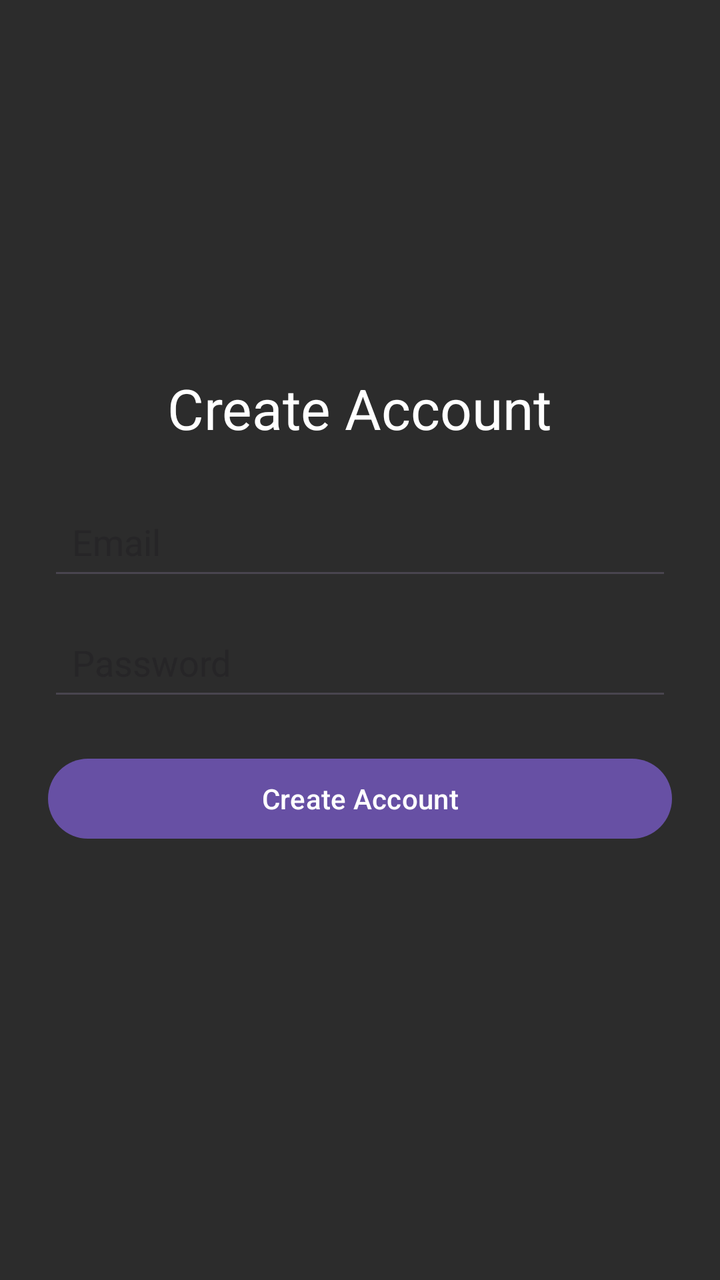
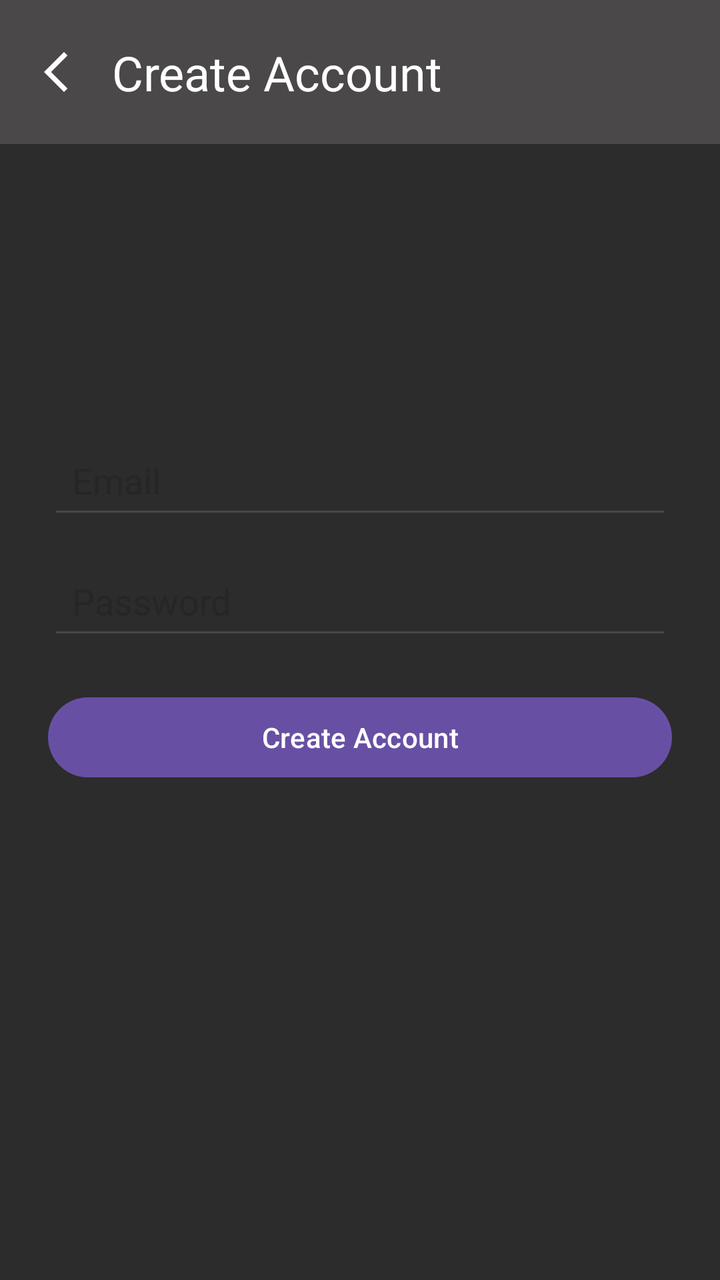

Two renders of the same Android screen: before a commit and after it. Below are the layout's source before the change and the commit's diff.
<!-- AndroidManifest.xml: application theme Theme.StudentFinanceTrackerWk4 -->
<!-- res/layout/activity_create_user.xml -->
<?xml version="1.0" encoding="utf-8"?>
<androidx.constraintlayout.widget.ConstraintLayout xmlns:android="http://schemas.android.com/apk/res/android"
    android:layout_width="match_parent"
    android:layout_height="match_parent">

    <LinearLayout xmlns:android="http://schemas.android.com/apk/res/android"
        android:layout_width="match_parent"
        android:layout_height="match_parent"
        android:orientation="vertical"
        android:padding="24dp"
        android:gravity="center">

        <TextView
            android:layout_width="wrap_content"
            android:layout_height="wrap_content"
            android:text="Create Account"
            android:textSize="28sp"
            android:layout_marginBottom="24dp" />

        <EditText
            android:id="@+id/emailInput"
            android:layout_width="match_parent"
            android:layout_height="wrap_content"
            android:hint="Email"
            android:inputType="textEmailAddress"
            android:padding="12dp"/>

        <EditText
            android:id="@+id/passwordInput"
            android:layout_width="match_parent"
            android:layout_height="wrap_content"
            android:hint="Password"
            android:inputType="textPassword"
            android:padding="12dp"
            android:layout_marginTop="12dp"/>

        <Button
            android:id="@+id/createButton"
            android:layout_width="match_parent"
            android:layout_height="wrap_content"
            android:text="Create Account"
            android:layout_marginTop="20dp"/>

        <TextView
            android:id="@+id/errorText"
            android:layout_width="wrap_content"
            android:layout_height="wrap_content"
            android:textColor="#FF0000"
            android:layout_marginTop="12dp"/>


    </LinearLayout>

</androidx.constraintlayout.widget.ConstraintLayout>
<!-- resources referenced by this layout -->
<resources>
  <style name="Theme.StudentFinanceTrackerWk4" parent="Base.Theme.StudentFinanceTrackerWk4" />
  <style name="Base.Theme.StudentFinanceTrackerWk4" parent="Theme.Material3.DayNight.NoActionBar">
          
          <item name="android:windowBackground">#2C2C2C</item>
          <item name="android:textColor">#ffffff</item>
      </style>
</resources>

<!-- the commit's change to res/layout/activity_create_user.xml (unified diff, before → after) -->
@@ -1,7 +1,44 @@
 <?xml version="1.0" encoding="utf-8"?>
-<androidx.constraintlayout.widget.ConstraintLayout xmlns:android="http://schemas.android.com/apk/res/android"
+<androidx.constraintlayout.widget.ConstraintLayout
+    xmlns:android="http://schemas.android.com/apk/res/android"
+    xmlns:app="http://schemas.android.com/apk/res-auto"
     android:layout_width="match_parent"
     android:layout_height="match_parent">
+
+    <androidx.constraintlayout.widget.ConstraintLayout
+        android:id="@+id/headerLayout"
+        android:layout_width="0dp"
+        android:layout_height="72dp"
+        android:background="#4A4848"
+        app:layout_constraintTop_toTopOf="parent"
+        app:layout_constraintStart_toStartOf="parent"
+        app:layout_constraintEnd_toEndOf="parent">
+
+        <ImageButton
+            android:id="@+id/btnBack"
+            android:layout_width="wrap_content"
+            android:layout_height="wrap_content"
+            android:background="@drawable/baseline_arrow_back_ios_new_24"
+            android:foreground="?attr/selectableItemBackgroundBorderless"
+
+            app:layout_constraintTop_toTopOf="parent"
+            app:layout_constraintBottom_toBottomOf="parent"
+            app:layout_constraintStart_toStartOf="parent"
+            android:layout_margin="16dp"/>
+
+        <TextView
+            android:layout_width="wrap_content"
+            android:layout_height="wrap_content"
+            android:text="Create Account"
+            android:textSize="24sp"
+            android:textColor="#FFFFFF"
+
+            app:layout_constraintTop_toTopOf="parent"
+            app:layout_constraintBottom_toBottomOf="parent"
+            app:layout_constraintStart_toEndOf="@id/btnBack"
+            android:layout_margin="16dp"/>
+
+    </androidx.constraintlayout.widget.ConstraintLayout>
 
     <LinearLayout xmlns:android="http://schemas.android.com/apk/res/android"
         android:layout_width="match_parent"
@@ -10,12 +47,12 @@
         android:padding="24dp"
         android:gravity="center">
 
-        <TextView
-            android:layout_width="wrap_content"
-            android:layout_height="wrap_content"
-            android:text="Create Account"
-            android:textSize="28sp"
-            android:layout_marginBottom="24dp" />
+
+
+
+
+
+
 
         <EditText
             android:id="@+id/emailInput"
<!-- resource entries referenced after the edit -->
@@ -1,5 +1,11 @@
 <!-- resources referenced by this layout -->
 <resources>
+  <!-- drawable baseline_arrow_back_ios_new_24 (drawable) -->
+  <vector xmlns:android="http://schemas.android.com/apk/res/android" android:height="24dp" android:tint="#FFFFFF" android:viewportHeight="24" android:viewportWidth="24" android:width="24dp">
+        
+      <path android:fillColor="@android:color/white" android:pathData="M17.77,3.77l-1.77,-1.77l-10,10l10,10l1.77,-1.77l-8.23,-8.23z"/>
+      
+  </vector>
   <style name="Theme.StudentFinanceTrackerWk4" parent="Base.Theme.StudentFinanceTrackerWk4" />
   <style name="Base.Theme.StudentFinanceTrackerWk4" parent="Theme.Material3.DayNight.NoActionBar">
           
